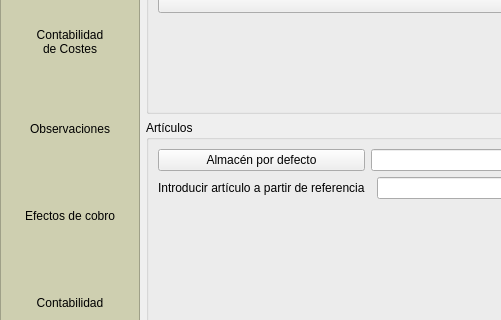
Old version of the form es.alephsistemas.gestion.common/facturascli.dbrecord.ui in the repository dpinelo/AlephERP-MainModules; both pictures show x 0 to 501 and y 183 to 503 of the 1018 by 790 pixel window.
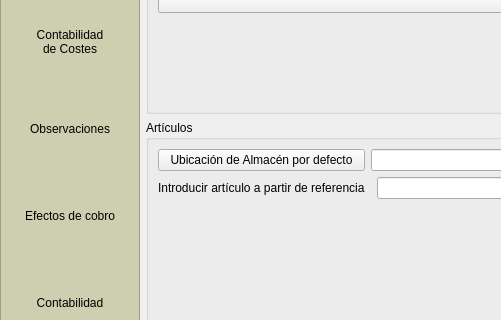
New version of the form. The open tabs and pages were chosen to show the change. Icons and pictures are not drawn. Custom widgets are drawn as their Qt base class.

Diff of the .ui file:
```diff
--- a/es.alephsistemas.gestion.common/facturascli.dbrecord.ui
+++ b/es.alephsistemas.gestion.common/facturascli.dbrecord.ui
@@ -1129,7 +1129,7 @@
           <item row="0" column="0">
            <widget class="DBChooseRecordButton" name="db_idalmacen">
             <property name="text">
-             <string>Almacén por defecto</string>
+             <string>Ubicación de Almacén por defecto</string>
             </property>
             <property name="fieldName">
              <string>idalmacen</string>
```
Left out of the diff: 8 changed lines with no effect on the pictures.
